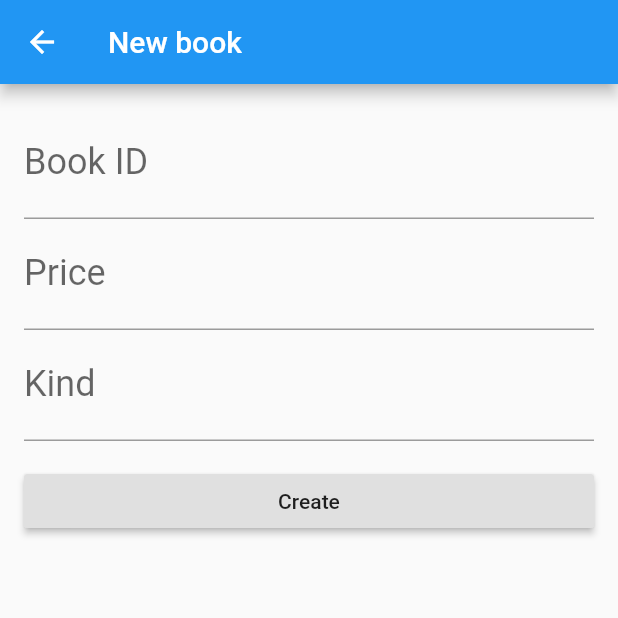
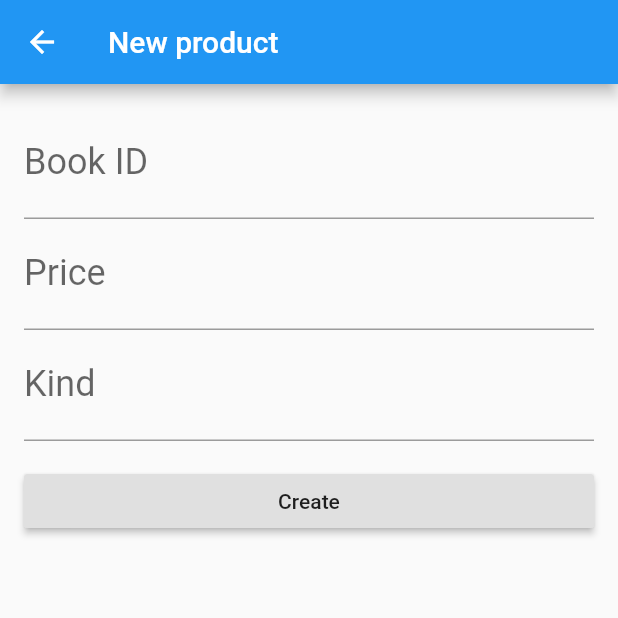
Before and after one commit to cacio-costa/mo20-custom-jd, a Flutter app: the screen it shows after launch, after a tap on the "add" icon, on a phone screen of 412 x 824 dp, the top half of it. Run offline on Flutter 3.47's test engine with Material 2 defaults, Android fonts, the phone set to English and light mode, and no system bars; missing offline and left inert: http_interceptor; statements that could not run were skipped.

Commit message:
finaliza tarefa 6

```diff
--- a/lib/screens/product_form.dart
+++ b/lib/screens/product_form.dart
@@ -13,7 +13,7 @@ class ProductForm extends StatelessWidget {
   Widget build(BuildContext context) {
     return Scaffold(
       appBar: AppBar(
-        title: Text('New book'),
+        title: Text('New product'),
       ),
       body: Padding(
         padding: const EdgeInsets.all(16.0),
--- a/lib/screens/product_list.dart
+++ b/lib/screens/product_list.dart
@@ -11,14 +11,14 @@ class ProductList extends StatefulWidget {
 }
 
 class _ProductListState extends State<ProductList> {
-  // Cliente para recuperar os autores
+  // Cliente para recuperar os produtos
   final ProductRestClient productRestClient = ProductRestClient();
 
   @override
   Widget build(BuildContext context) {
     return Scaffold(
       appBar: AppBar(
-        title: Text('Books'),
+        title: Text('Products'),
       ),
       body: FutureBuilder<List<Product>>(
         future: productRestClient.findAll(),
```
